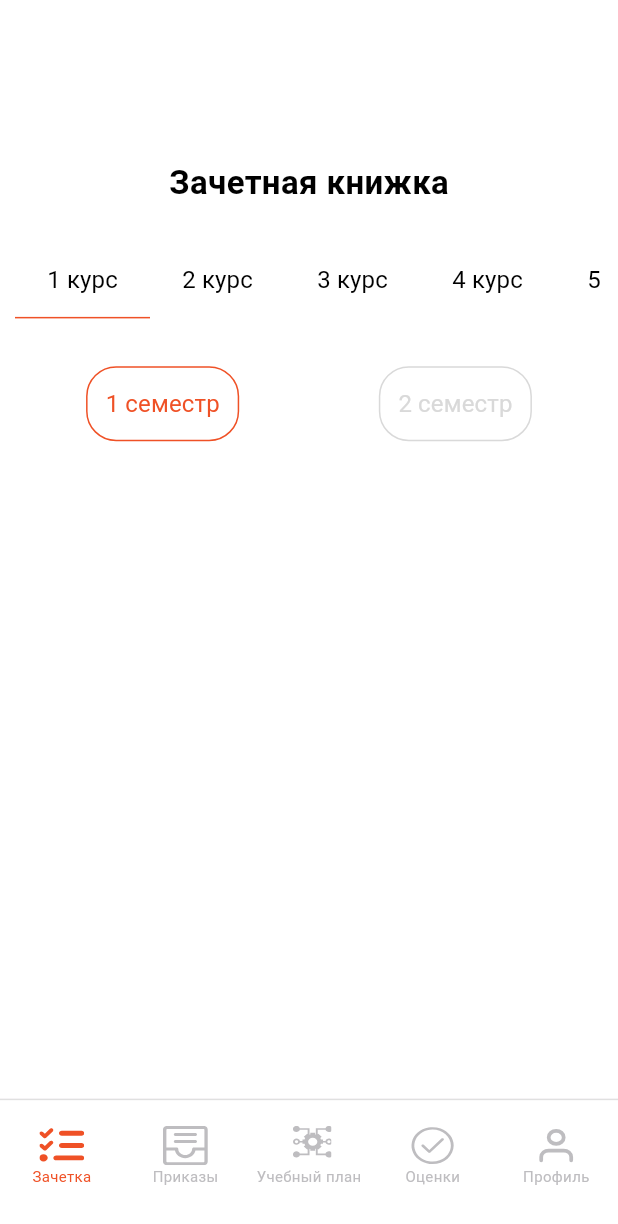
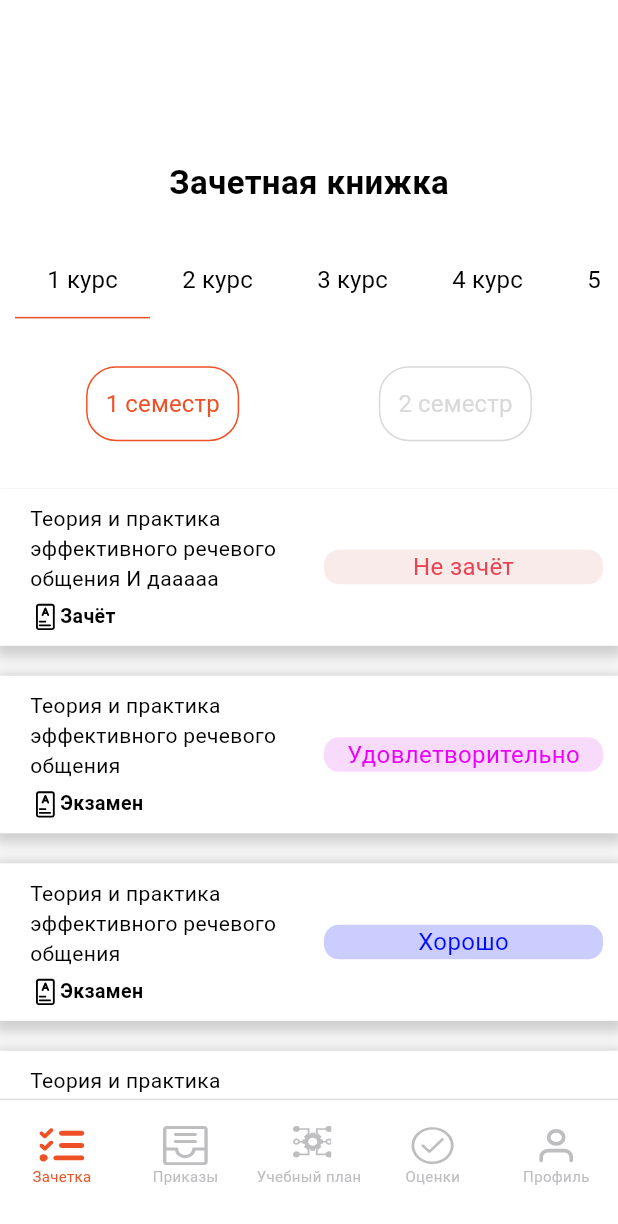
Before and after one commit to K-V-G/my_sfu, a Flutter app: the screen it shows after launch, item 2 of the bottom bar chosen, after a tap on "Зачетка", on a phone screen of 412 x 824 dp. Shown: the top 1224 px of the screen. Run offline on Flutter 3.47's test engine with Material 2 defaults, Android fonts, the phone set to English and light mode, and no system bars; our stand-ins replace flutter_svg, webview_flutter; missing offline and left inert: oauth2; Roboto replaces fonts that are missing (Ubuntu).

Commit message:
Добавление ячеек в Зачетку

```diff
--- /dev/null
+++ b/lib/cells/CellsZachetka.dart
@@ -0,0 +1,163 @@
+import 'package:flutter/material.dart';
+import 'package:flutter_svg/flutter_svg.dart';
+
+class CellsZachetkaView extends StatefulWidget {
+  final String title;
+  final String type;
+  final String ocenka;
+
+  CellsZachetkaView({required this.title,
+                      required this.type, required this.ocenka});
+
+  @override
+  _cellsZachetkaState createState() => _cellsZachetkaState();
+}
+
+class _cellsZachetkaState extends State<CellsZachetkaView> {
+  @override
+  Widget build(BuildContext context) {
+      return Column(
+        children: [
+      Container(
+      decoration: BoxDecoration(
+      color: Colors.white,
+        boxShadow: [
+          BoxShadow(
+            color: Colors.grey.withOpacity(0.5),
+            spreadRadius: 5,
+            blurRadius: 7,
+            offset: Offset(0, 3),
+          ),
+        ],
+      ),
+        child: Row(
+          children: [
+          Expanded(
+            flex: 50,
+            child: Padding(
+              padding: EdgeInsets.only(left: 20.0, top: 10.0, bottom: 10.0),
+              child: Column(
+                children: [
+                Text(
+                    widget.title,
+                    style: TextStyle(
+                    color: Colors.black,
+                    fontSize: 14.0,
+                    fontFamily: 'Ubuntu',
+                    fontWeight: FontWeight.w400,
+                    ),
+                ),
+                Padding(padding: EdgeInsets.only(top: 5.0), child:
+                  Row(
+                  children: [
+                  SvgPicture.asset('assets/image/exam_or_zachet_icons.svg'),
+                  Text(widget.type == 'Экзамен' ? 'Экзамен' : 'Зачёт', style: TextStyle(
+                    color: Colors.black,
+                    fontSize: 13.0,
+                    fontFamily: 'Ubuntu',
+                    fontWeight: FontWeight.w600,
+                  ),),
+                  ],
+                  )),
+                  ],
+                  ),
+                  ),
+                  ),
+
+            Expanded(
+              flex: 50,
+              child: Padding(
+                padding: EdgeInsets.only(left: 10.0, right: 10.0),
+                child: Align(
+                  alignment: Alignment.center,
+                  child:
+                  Container(
+                    alignment: Alignment.center,
+                    decoration: BoxDecoration(
+                      color: getColorOnType(widget.type, widget.ocenka, 1),
+                      borderRadius: BorderRadius.circular(10.0), // Установите радиус закругления
+                    ),
+                    child: Text(
+                      widget.ocenka,
+                      style: TextStyle(
+                        color: getColorOnType(widget.type, widget.ocenka, 2),
+                        fontSize: 16.0,
+                        fontFamily: 'Ubuntu',
+                        fontWeight: FontWeight.normal,
+                      ),
+                    ),
+                  )
+            ))),
+          ],
+        ),
+      ),
+          SizedBox(height: 20.0),
+        ],
+      );
+
+  }
+
+  Color getColorOnType(String type, String ocenka, int id) {
+    if (type == "Экзамен") {
+      if (ocenka == "Отлично") {
+        if (id == 1) {
+          return Color(0xffEDF7ED);
+        }
+        else if (id == 2) {
+          return Color(0xff54B754);
+        }
+      }
+      else if (ocenka == "Хорошо") {
+        if (id == 1) {
+          return Color(0xffCBCDFF);
+        }
+        else if (id == 2) {
+          return Color(0xff000AFF);
+        }
+      }
+      else if (ocenka == "Удовлетворительно") {
+        if (id == 1) {
+          return Color(0xffF8DBFB);
+        }
+        else if (id == 2) {
+          return Color(0xffEB00FF);
+        }
+      }
+    }
+      else if (ocenka == "Н/Я") {
+        if (id == 1) {
+          return Color(0xffFAEBEB);
+        }
+        else if (id == 2) {
+          return Color(0xffEB4351);
+        }
+      }
+      else {
+        if (ocenka == "Зачёт" || ocenka == "Зачет") {
+          if (id == 1) {
+            return Color(0xffEDF7ED);
+          }
+          else if (id == 2) {
+            return Color(0xff54B754);
+          }
+        }
+        else if (ocenka == "Не зачёт" || ocenka == "Не зачет") {
+          if (id == 1) {
+            return Color(0xffFAEBEB);
+          }
+          else if (id == 2) {
+            return Color(0xffEB4351);
+          }
+        }
+        else if (ocenka == "Н/Я") {
+          if (id == 1) {
+            return Color(0xffFAEBEB);
+          }
+          else if (id == 2) {
+            return Color(0xffEB4351);
+          }
+        }
+      }
+    return Colors.black;
+  }
+}
--- a/lib/zachetkaView.dart
+++ b/lib/zachetkaView.dart
@@ -1,5 +1,6 @@
 import 'package:flutter/material.dart';
 import 'package:flutter_svg/flutter_svg.dart';
+import 'package:my_sfu/cells/CellsZachetka.dart';
 
 import 'button/ButtonCource.dart';
 import 'button/ButtonSemestr.dart';
@@ -142,8 +143,38 @@ class _zachetkaViewPage extends State<zachetkaView> {
                 ],
               )),
 
-              Expanded(flex: 5, child: Text("")),
-            ],
+              Expanded(
+                  flex: 5,
+                  child:Row(
+                  children: [
+                      Expanded(flex: 100, child: ListView(
+                            scrollDirection: Axis.vertical,
+                            children: [
+                        CellsZachetkaView(
+                        title: 'Теория и практика эффективного речевого общения И дааааа',
+                        type: 'Зачёт',
+                        ocenka: 'Не зачёт',
+                        ),
+                        CellsZachetkaView(
+                        title: 'Теория и практика эффективного речевого общения',
+                        type: 'Экзамен',
+                        ocenka: 'Удовлетворительно',
+                        ),
+                              CellsZachetkaView(
+                                title: 'Теория и практика эффективного речевого общения',
+                                type: 'Экзамен',
+                                ocenka: 'Хорошо',
+                              ),
+                              CellsZachetkaView(
+                                title: 'Теория и практика эффективного речевого общения',
+                                type: 'Экзамен',
+                                ocenka: 'Отлично',
+                              )
+                        ],
+                        )),
+                    ],
+                      )),
+                              ],
           ),
         ],
       ),
```
Also changed, not shown: assets/image/exam_or_zachet_icons.svg (added).
